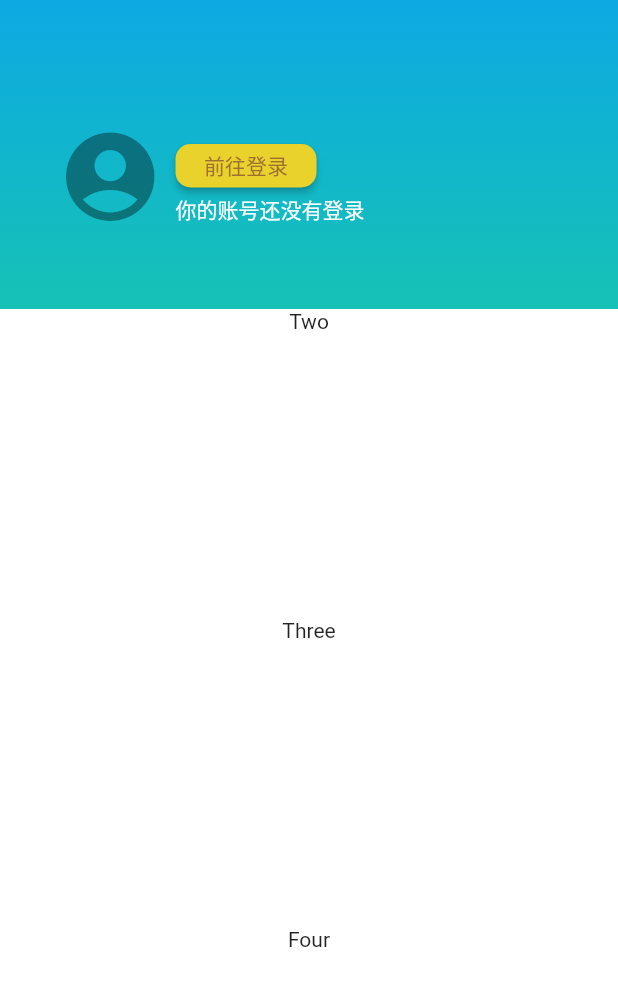
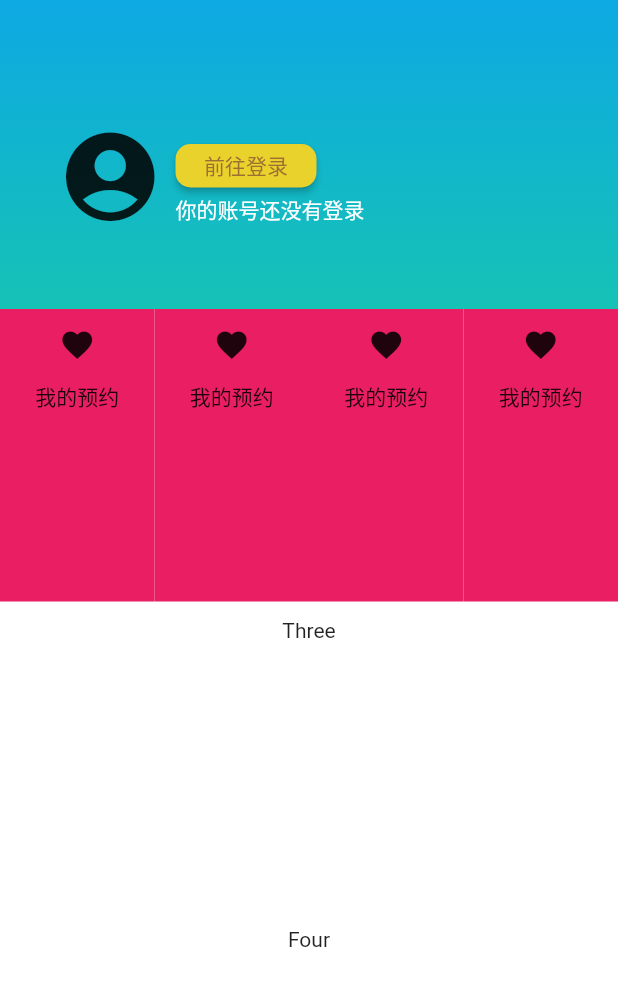
Before and after one commit to wcyycwqie/flutter-demo-nwLogin, a Flutter app: the screen it shows after launch, on a phone screen of 412 x 824 dp. Shown: the top 986 px of the screen. Run offline on Flutter 3.47's test engine with Material 2 defaults, Android fonts, the phone set to English and light mode, and no system bars.

Commit message:
midbar initial

```diff
--- a/lib/main.dart
+++ b/lib/main.dart
@@ -41,7 +41,7 @@ class LoginContentState extends State<LoginContent> {
       child: new Column(
         children: <Widget>[
           new Expanded(child: new HeaderContainer()),
-          new Expanded(child: new Text('Two')),
+          new Expanded(child: new MidBar()),
           new Expanded(child: new Text('Three')),
           new Expanded(child: new Text('Four')),
         ],
@@ -85,6 +85,7 @@ class HeaderContainerState extends State {
           new IconButton(
             icon: new Icon(Icons.account_circle),
             iconSize: 71.0,
+            onPressed: () {},
           ),
           new Expanded(
               child: new Container(
@@ -126,51 +127,65 @@ class HeaderContainerState extends State {
       ),
     );
   }
+
 }
 
-class MyBar extends StatelessWidget {
-  MyBar({this.title});
-  final Widget title;
-
+class MidBar extends StatelessWidget {
   @override
   Widget build(BuildContext context) {
     // TODO: implement build
     return new Container(
-        height: 70,
-        padding: const EdgeInsets.symmetric(horizontal: 8.0),
-        decoration: new BoxDecoration(color: Color(0xFFCCccFF)),
+      margin: EdgeInsets.only(bottom: 11.0),
+      width: double.infinity,
+      height: 132.0,
+      color: Colors.white,
       child: new Row(
         children: <Widget>[
-            new IconButton(
-              icon: new Icon(Icons.star),
-              onPressed: null,
-              tooltip: 'menu',
+          new Expanded(
+            child: new Container(
+              color: Colors.pink,
+              child: Column(
+                children: <Widget>[
+                  new IconButton(icon: new Icon(Icons.favorite), onPressed: () {}),
+                  new Text('我的预约')
+                ],
               ),
-            new Expanded(
-              child: Center(
-                child: Text('CENter'),
             ),
           ),
           new Expanded(
-              child: new Text('hoho'),
-            )
+            child: new Container(
+              color: Colors.pink,
+              child: Column(
+                children: <Widget>[
+                  new IconButton(icon: new Icon(Icons.favorite), onPressed: () {}),
+                  new Text('我的预约')
                 ],
-        ));
-  }
-}
-
-class TopBar extends StatelessWidget {
-  @override
-  Widget build(BuildContext context) {
-    // TODO: implement build
-    return new Scaffold(
-      body: MyBar(
-        title: new Text('TOP'),
               ),
-      floatingActionButton: FloatingActionButton(
-        tooltip: 'Add',
-        child: Icon(Icons.favorite),
-        onPressed: null,
+            ),
+          ),
+          new Expanded(
+            child: new Container(
+              color: Colors.pink,
+              child: Column(
+                children: <Widget>[
+                  new IconButton(icon: new Icon(Icons.favorite), onPressed: () {}),
+                  new Text('我的预约')
+                ],
+              ),
+            ),
+          ),
+          new Expanded(
+            child: new Container(
+              color: Colors.pink,
+              child: Column(
+                children: <Widget>[
+                  new IconButton(icon: new Icon(Icons.favorite), onPressed: () {}),
+                  new Text('我的预约')
+                ],
+              ),
+            ),
+          ),
+        ],
       ),
     );
   }
```
Lines whose indentation alone changed are shown as unchanged.
